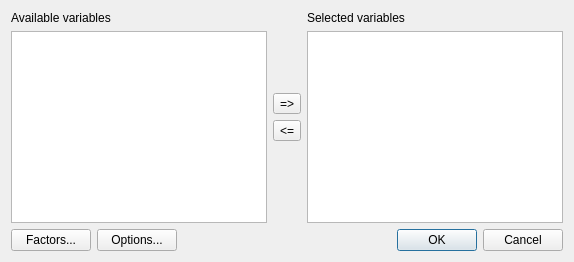
This is cogstat/ui/compare_vars.ui in cogstat/cogstat as Qt 5 draws it before an edit. The edited form follows.
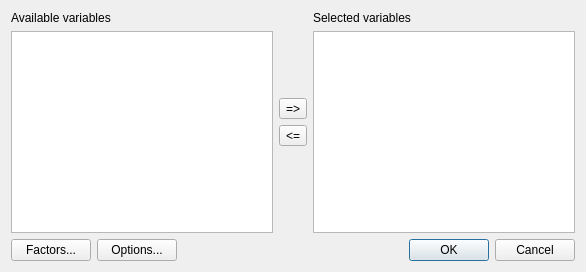
This is the edited form.

```diff
--- a/cogstat/ui/compare_vars.ui
+++ b/cogstat/ui/compare_vars.ui
@@ -2,6 +2,14 @@
 <ui version="4.0">
  <class>Dialog</class>
  <widget class="QDialog" name="Dialog">
+  <property name="geometry">
+   <rect>
+    <x>0</x>
+    <y>0</y>
+    <width>586</width>
+    <height>272</height>
+   </rect>
+  </property>
   <property name="windowTitle">
    <string>Compare repeated measures variables</string>
   </property>
```
Left out of the diff: 11 changed lines with no effect on the pictures.
